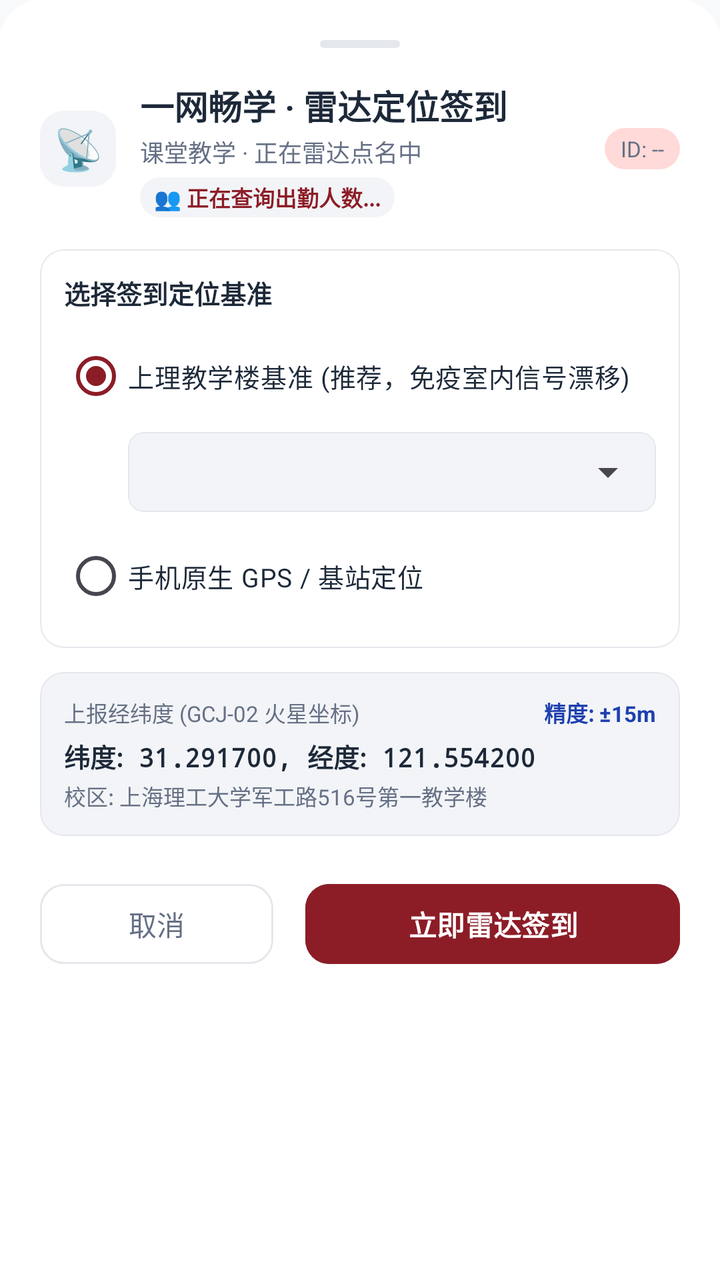
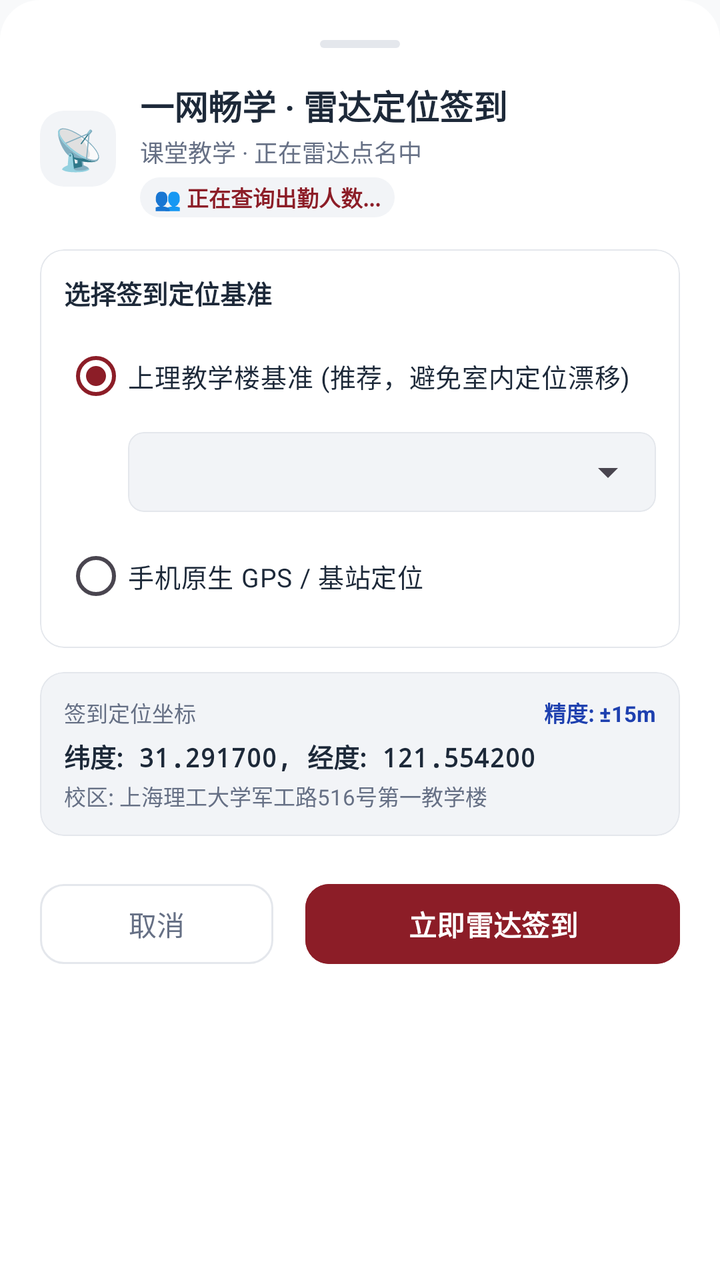

Compare the two renders of this Android layout. The source of the first and the diff that turns it into the second are given below.
<!-- AndroidManifest.xml: application theme Theme.UsstJwgl -->
<!-- res/layout/dialog_radar_rollcall.xml -->
<?xml version="1.0" encoding="utf-8"?>
<LinearLayout xmlns:android="http://schemas.android.com/apk/res/android"
    xmlns:app="http://schemas.android.com/apk/res-auto"
    xmlns:tools="http://schemas.android.com/tools"
    android:layout_width="match_parent"
    android:layout_height="wrap_content"
    android:background="@drawable/bg_sheet_dialog"
    android:orientation="vertical"
    android:padding="20dp">

    
    <View
        android:layout_width="40dp"
        android:layout_height="4dp"
        android:layout_gravity="center_horizontal"
        android:layout_marginBottom="16dp"
        android:background="@drawable/bg_bottom_sheet_handle" />

    
    <LinearLayout
        android:layout_width="match_parent"
        android:layout_height="wrap_content"
        android:gravity="center_vertical"
        android:orientation="horizontal">

        <TextView
            android:layout_width="38dp"
            android:layout_height="38dp"
            android:background="@drawable/bg_badge_rounded"
            android:backgroundTint="@color/surface_variant"
            android:gravity="center"
            android:text="📡"
            android:textSize="20sp" />

        <LinearLayout
            android:layout_width="0dp"
            android:layout_height="wrap_content"
            android:layout_marginStart="12dp"
            android:layout_weight="1"
            android:orientation="vertical">

            <TextView
                android:layout_width="wrap_content"
                android:layout_height="wrap_content"
                android:text="一网畅学 · 雷达定位签到"
                android:textColor="@color/text_primary"
                android:textSize="17sp"
                android:textStyle="bold" />

            <TextView
                android:id="@+id/tvRadarCourseInfo"
                android:layout_width="wrap_content"
                android:layout_height="wrap_content"
                android:layout_marginTop="2dp"
                android:text="课堂教学 · 正在雷达点名中"
                android:textColor="@color/text_secondary"
                android:textSize="12sp" />

            
            <TextView
                android:id="@+id/tvRadarAttendanceStats"
                android:layout_width="wrap_content"
                android:layout_height="wrap_content"
                android:layout_marginTop="4dp"
                android:background="@drawable/bg_badge_rounded"
                android:backgroundTint="@color/surface_variant"
                android:paddingHorizontal="7dp"
                android:paddingVertical="2dp"
                android:text="👥 正在查询出勤人数..."
                android:textColor="@color/primary"
                android:textSize="11sp"
                android:textStyle="bold" />

        </LinearLayout>

        <TextView
            android:id="@+id/tvRadarRollcallIdBadge"
            android:layout_width="wrap_content"
            android:layout_height="wrap_content"
            android:background="@drawable/bg_badge_rounded"
            android:paddingHorizontal="8dp"
            android:paddingVertical="3dp"
            android:text="ID: --"
            android:textColor="@color/text_secondary"
            android:textSize="11sp" />

    </LinearLayout>

    
    <com.google.android.material.card.MaterialCardView
        android:layout_width="match_parent"
        android:layout_height="wrap_content"
        android:layout_marginTop="16dp"
        app:cardBackgroundColor="@color/surface"
        app:cardCornerRadius="12dp"
        app:cardElevation="0dp"
        app:strokeColor="@color/border"
        app:strokeWidth="0.8dp">

        <LinearLayout
            android:layout_width="match_parent"
            android:layout_height="wrap_content"
            android:orientation="vertical"
            android:padding="12dp">

            <TextView
                android:layout_width="wrap_content"
                android:layout_height="wrap_content"
                android:text="选择签到定位基准"
                android:textColor="@color/text_primary"
                android:textSize="13sp"
                android:textStyle="bold" />

            <RadioGroup
                android:id="@+id/rgLocationMode"
                android:layout_width="match_parent"
                android:layout_height="wrap_content"
                android:layout_marginTop="8dp"
                android:orientation="vertical">

                
                <RadioButton
                    android:id="@+id/rbModeBuilding"
                    android:layout_width="match_parent"
                    android:layout_height="wrap_content"
                    android:checked="true"
                    android:text="上理教学楼基准 (推荐，免疫室内信号漂移)"
                    android:textColor="@color/text_primary"
                    android:textSize="13sp" />

                
                <LinearLayout
                    android:id="@+id/layoutBuildingSelector"
                    android:layout_width="match_parent"
                    android:layout_height="wrap_content"
                    android:layout_marginStart="32dp"
                    android:layout_marginTop="4dp"
                    android:layout_marginBottom="8dp"
                    android:gravity="center_vertical"
                    android:orientation="horizontal">

                    <com.google.android.material.card.MaterialCardView
                        android:layout_width="match_parent"
                        android:layout_height="40dp"
                        app:cardBackgroundColor="@color/surface_variant"
                        app:cardCornerRadius="8dp"
                        app:cardElevation="0dp"
                        app:strokeColor="@color/border"
                        app:strokeWidth="0.8dp">

                        <Spinner
                            android:id="@+id/spinnerBuildings"
                            android:layout_width="match_parent"
                            android:layout_height="match_parent"
                            android:paddingHorizontal="10dp" />

                    </com.google.android.material.card.MaterialCardView>

                </LinearLayout>

                
                <RadioButton
                    android:id="@+id/rbModeCurrentGps"
                    android:layout_width="match_parent"
                    android:layout_height="wrap_content"
                    android:text="手机原生 GPS / 基站定位"
                    android:textColor="@color/text_primary"
                    android:textSize="13sp" />

                
                <LinearLayout
                    android:id="@+id/layoutGpsStatus"
                    android:layout_width="match_parent"
                    android:layout_height="wrap_content"
                    android:layout_marginStart="32dp"
                    android:layout_marginTop="4dp"
                    android:gravity="center_vertical"
                    android:orientation="horizontal"
                    android:visibility="gone">

                    <TextView
                        android:id="@+id/tvGpsStatus"
                        android:layout_width="0dp"
                        android:layout_height="wrap_content"
                        android:layout_weight="1"
                        android:text="正在获取当前高精度位置..."
                        android:textColor="@color/text_secondary"
                        android:textSize="12sp" />

                    <com.google.android.material.button.MaterialButton
                        android:id="@+id/btnRefreshGps"
                        style="@style/Widget.Material3.Button.TextButton"
                        android:layout_width="wrap_content"
                        android:layout_height="36dp"
                        android:text="重新定位"
                        android:textSize="11sp" />

                </LinearLayout>

            </RadioGroup>

        </LinearLayout>

    </com.google.android.material.card.MaterialCardView>

    
    <com.google.android.material.card.MaterialCardView
        android:layout_width="match_parent"
        android:layout_height="wrap_content"
        android:layout_marginTop="12dp"
        app:cardBackgroundColor="@color/surface_variant"
        app:cardCornerRadius="12dp"
        app:cardElevation="0dp"
        app:strokeColor="@color/border"
        app:strokeWidth="0.8dp">

        <LinearLayout
            android:layout_width="match_parent"
            android:layout_height="wrap_content"
            android:orientation="vertical"
            android:padding="12dp">

            <LinearLayout
                android:layout_width="match_parent"
                android:layout_height="wrap_content"
                android:gravity="center_vertical"
                android:orientation="horizontal">

                <TextView
                    android:layout_width="0dp"
                    android:layout_height="wrap_content"
                    android:layout_weight="1"
                    android:text="上报经纬度 (GCJ-02 火星坐标)"
                    android:textColor="@color/text_secondary"
                    android:textSize="11sp" />

                <TextView
                    android:id="@+id/tvAccuracyTip"
                    android:layout_width="wrap_content"
                    android:layout_height="wrap_content"
                    android:text="精度: ±15m"
                    android:textColor="@color/grade_blue_text"
                    android:textSize="11sp"
                    android:textStyle="bold" />

            </LinearLayout>

            <TextView
                android:id="@+id/tvCoordinatesDisplay"
                android:layout_width="wrap_content"
                android:layout_height="wrap_content"
                android:layout_marginTop="4dp"
                android:fontFamily="monospace"
                android:text="纬度: 31.291700, 经度: 121.554200"
                android:textColor="@color/text_primary"
                android:textSize="13sp"
                android:textStyle="bold" />

            <TextView
                android:id="@+id/tvSelectedBuildingCampus"
                android:layout_width="wrap_content"
                android:layout_height="wrap_content"
                android:layout_marginTop="2dp"
                android:text="校区: 上海理工大学军工路516号第一教学楼"
                android:textColor="@color/text_secondary"
                android:textSize="11sp" />

        </LinearLayout>

    </com.google.android.material.card.MaterialCardView>

    
    <com.google.android.material.checkbox.MaterialCheckBox
        android:id="@+id/cbRadarSignAll"
        android:layout_width="match_parent"
        android:layout_height="wrap_content"
        android:layout_marginTop="10dp"
        android:text="同时为全部已保存账号签到 (独立设备码)"
        android:textColor="@color/text_secondary"
        android:textSize="12.5sp"
        android:visibility="gone" />

    
    <LinearLayout
        android:layout_width="match_parent"
        android:layout_height="wrap_content"
        android:layout_marginTop="20dp"
        android:gravity="center_vertical"
        android:orientation="horizontal">

        <com.google.android.material.button.MaterialButton
            android:id="@+id/btnCancelRadar"
            style="@style/Widget.Material3.Button.OutlinedButton"
            android:layout_width="0dp"
            android:layout_height="48dp"
            android:layout_marginEnd="8dp"
            android:layout_weight="1"
            android:text="取消"
            android:textColor="@color/text_secondary"
            app:cornerRadius="12dp"
            app:strokeColor="@color/border" />

        <FrameLayout
            android:layout_width="0dp"
            android:layout_height="48dp"
            android:layout_marginStart="8dp"
            android:layout_weight="1.6">

            <com.google.android.material.button.MaterialButton
                android:id="@+id/btnSubmitRadar"
                android:layout_width="match_parent"
                android:layout_height="match_parent"
                android:backgroundTint="@color/primary"
                android:text="立即雷达签到"
                android:textColor="@color/on_primary"
                android:textSize="14sp"
                android:textStyle="bold"
                app:cornerRadius="12dp" />

            <ProgressBar
                android:id="@+id/progressRadarSubmitting"
                android:layout_width="24dp"
                android:layout_height="24dp"
                android:layout_gravity="center"
                android:indeterminateTint="#FFFFFF"
                android:visibility="gone" />

        </FrameLayout>

    </LinearLayout>

</LinearLayout>
<!-- resources referenced by this layout -->
<resources>
  <color name="border">#E4E7EC</color>
  <color name="grade_blue_text">#1E40AF</color>
  <color name="on_primary">#FFFFFF</color>
  <color name="primary">#8C1D27</color>
  <color name="surface">#FFFFFF</color>
  <color name="surface_variant">#F2F4F7</color>
  <color name="text_primary">#1D2939</color>
  <color name="text_secondary">#667085</color>
  <!-- drawable bg_badge_rounded (drawable) -->
  <?xml version="1.0" encoding="utf-8"?>
  <shape xmlns:android="http://schemas.android.com/apk/res/android"
      android:shape="rectangle">
      <corners android:radius="12dp" />
      <solid android:color="@color/badge_bg" />
  </shape>
  <!-- drawable bg_bottom_sheet_handle (drawable) -->
  <?xml version="1.0" encoding="utf-8"?>
  <shape xmlns:android="http://schemas.android.com/apk/res/android">
      <solid android:color="@color/border" />
      <corners android:radius="2dp" />
  </shape>
  <!-- drawable bg_sheet_dialog (drawable) -->
  <?xml version="1.0" encoding="utf-8"?>
  <shape xmlns:android="http://schemas.android.com/apk/res/android"
      android:shape="rectangle">
      <solid android:color="@color/surface" />
      <corners
          android:topLeftRadius="20dp"
          android:topRightRadius="20dp"
          android:bottomLeftRadius="0dp"
          android:bottomRightRadius="0dp" />
  </shape>
  <style name="Theme.UsstJwgl" parent="Theme.Material3.DayNight.NoActionBar">
          <item name="colorPrimary">@color/primary</item>
          <item name="colorOnPrimary">@color/on_primary</item>
          <item name="colorPrimaryContainer">@color/primary_container</item>
          <item name="colorOnPrimaryContainer">@color/on_primary_container</item>
  
          <item name="colorSecondary">@color/secondary</item>
          <item name="colorSecondaryContainer">@color/secondary_container</item>
          <item name="colorOnSecondaryContainer">@color/on_secondary_container</item>
  
          <item name="android:statusBarColor">@android:color/transparent</item>
          <item name="android:windowLightStatusBar">true</item>
          <item name="android:navigationBarColor">@android:color/transparent</item>
          <item name="android:windowLightNavigationBar" tools:targetApi="o_mr1">true</item>
          <item name="android:windowBackground">@color/background</item>
  
          
          <item name="bottomNavigationStyle">@style/Widget.Material3.BottomNavigationView</item>
  
          
          <item name="materialCardViewStyle">@style/Widget.Material3.CardView.Outlined</item>
          <item name="android:forceDarkAllowed" tools:targetApi="q">false</item>
      </style>
  <color name="badge_bg">#FFDAD8</color>
  <color name="primary_container">#FFDAD8</color>
  <color name="on_primary_container">#3B080E</color>
  <color name="secondary">#775654</color>
  <color name="secondary_container">#FFDAD7</color>
  <color name="on_secondary_container">#2C1514</color>
  <color name="background">#F8F9FA</color>
</resources>

<!-- the commit's change to res/layout/dialog_radar_rollcall.xml (unified diff, before → after) -->
@@ -80,6 +80,7 @@
             android:background="@drawable/bg_badge_rounded"
             android:paddingHorizontal="8dp"
             android:paddingVertical="3dp"
+            android:visibility="gone"
             android:text="ID: --"
             android:textColor="@color/text_secondary"
             android:textSize="11sp" />
@@ -124,7 +125,7 @@
                     android:layout_width="match_parent"
                     android:layout_height="wrap_content"
                     android:checked="true"
-                    android:text="上理教学楼基准 (推荐，免疫室内信号漂移)"
+                    android:text="上理教学楼基准 (推荐，避免室内定位漂移)"
                     android:textColor="@color/text_primary"
                     android:textSize="13sp" />
 
@@ -230,7 +231,7 @@
                     android:layout_width="0dp"
                     android:layout_height="wrap_content"
                     android:layout_weight="1"
-                    android:text="上报经纬度 (GCJ-02 火星坐标)"
+                    android:text="签到定位坐标"
                     android:textColor="@color/text_secondary"
                     android:textSize="11sp" />
 
